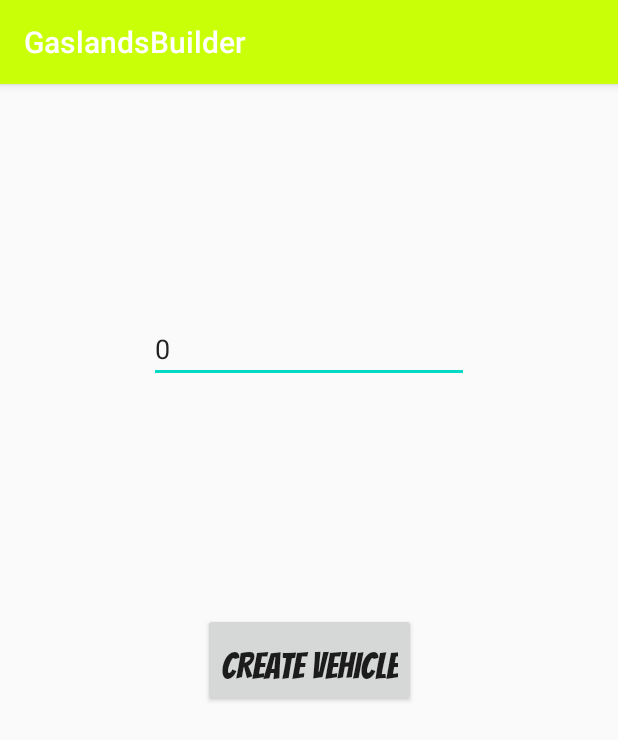
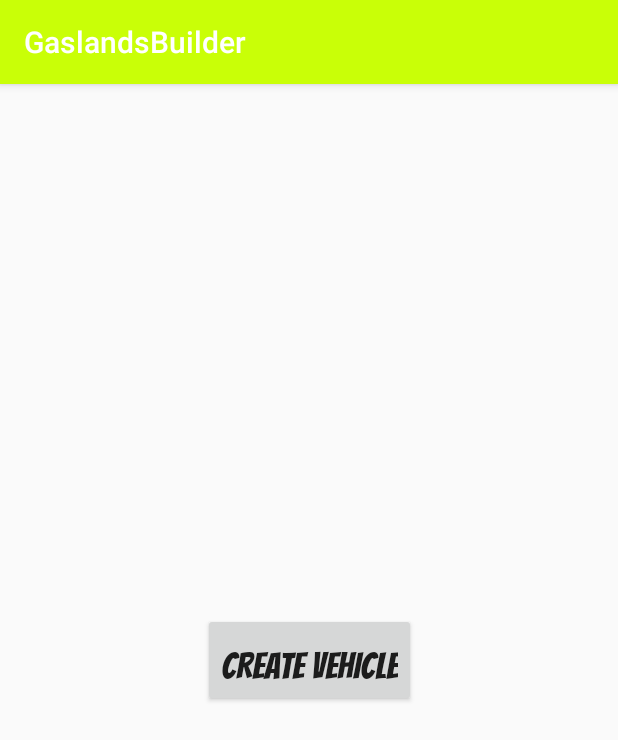
Before and after one commit to BartlomiejF/GaslandsBuilder, an Android app: the screen it shows after launch (MainActivity), on a phone screen of 412 x 824 dp. Shown: the top 740 px of the screen. Run offline under Robolectric (Android 15) with nearby library versions, the phone set to English and light mode, and no system bars.

Commit message:
changed layout and some functionality

```diff
--- a/app/build.gradle
+++ b/app/build.gradle
@@ -1,6 +1,7 @@
 apply plugin: 'com.android.application'
 apply plugin: 'kotlin-android'
 apply plugin: 'kotlin-android-extensions'
+apply plugin: 'kotlin-kapt'
 
 android {
     compileSdkVersion 30
@@ -34,5 +35,10 @@ dependencies {
     testImplementation 'junit:junit:4.12'
     androidTestImplementation 'androidx.test.ext:junit:1.1.1'
     androidTestImplementation 'androidx.test.espresso:espresso-core:3.2.0'
+    def room_version = "2.2.5"
+
+    implementation "androidx.room:room-runtime:$room_version"
+    kapt "androidx.room:room-compiler:$room_version"
+
 
 }
--- a/app/src/main/java/com/example/gaslandsbuilder/MainActivity.kt
+++ b/app/src/main/java/com/example/gaslandsbuilder/MainActivity.kt
@@ -5,7 +5,6 @@ import android.content.Intent
 import android.content.SharedPreferences
 import android.os.Bundle
 import android.widget.Button
-import android.widget.TextView
 import androidx.appcompat.app.AppCompatActivity
 
 class MainActivity : AppCompatActivity() {
@@ -33,8 +32,5 @@ class MainActivity : AppCompatActivity() {
             putInt("sumWeaponsValue", 0)
             apply()
         }
-
-        val sumCost: TextView = findViewById(R.id.sumCost)
-        sumCost.text = preferences.getInt("sumCarVal", 0).toString()
     }
 }
--- a/app/src/main/java/com/example/gaslandsbuilder/WeaponCreator.kt
+++ b/app/src/main/java/com/example/gaslandsbuilder/WeaponCreator.kt
@@ -19,7 +19,7 @@ import kotlinx.android.synthetic.main.single_weapons_row.view.*
 
 class WeaponCreator : AppCompatActivity() {
     lateinit var mount: String
-    val mountType = arrayOf("Front", "Back", "Side", "Turret(cost x3)")
+    val mountType = arrayOf("Front", "Back", "Side", "Turret")
     val chosenWeapons: MutableList<ChosenWeapon> = mutableListOf<ChosenWeapon>()
 
 
@@ -65,7 +65,7 @@ class WeaponCreator : AppCompatActivity() {
         val preferences = getPrefs()
         val mount = this@WeaponCreator.mount
         when (mount){
-            "Turret(cost x3)"-> cost *= 3
+            "Turret"-> cost *= 3
             else -> cost = cost
         }
         preferences.edit().apply {
--- a/app/src/main/res/layout/activity_main.xml
+++ b/app/src/main/res/layout/activity_main.xml
@@ -5,19 +5,6 @@
     android:layout_width="match_parent"
     android:layout_height="match_parent"
     tools:context=".MainActivity">
-
-    <EditText
-        android:id="@+id/sumCost"
-        android:layout_width="wrap_content"
-        android:layout_height="wrap_content"
-        android:editable="false"
-        android:ems="10"
-        android:inputType="none"
-        android:selectAllOnFocus="false"
-        app:layout_constraintBottom_toTopOf="@+id/createVehicle"
-        app:layout_constraintEnd_toEndOf="parent"
-        app:layout_constraintStart_toStartOf="parent"
-        app:layout_constraintTop_toTopOf="parent" />
 
     <Button
         android:id="@+id/createVehicle"
```
Also changed, not shown: app/src/main/java/com/example/gaslandsbuilder/data/vehicleClass.kt (line endings or trailing spaces).
